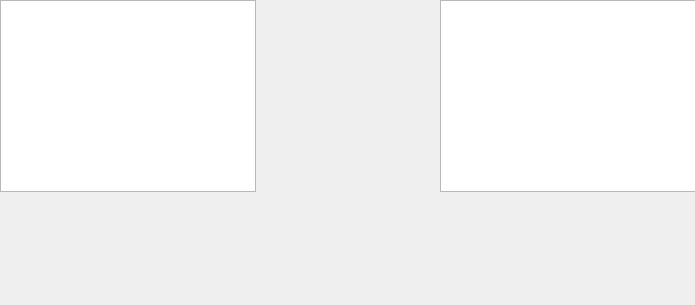
Above: QT Projects/frmreport.ui from Annovae/PKMDS-G5 before the change. Below: the same form after it.
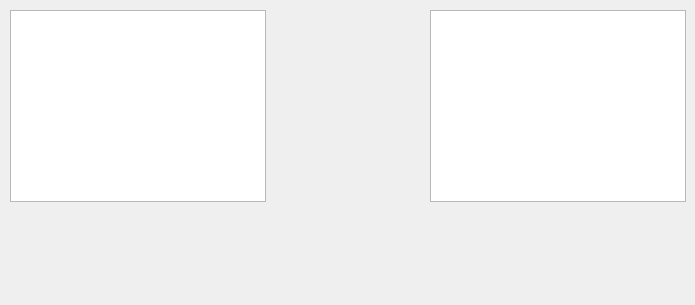
That is the form after the change.

Commit message: S'more search stuff.

Diff of the .ui file:
```diff
--- a/QT Projects/frmreport.ui
+++ b/QT Projects/frmreport.ui
@@ -16,8 +16,8 @@
   <widget class="QTableWidget" name="tblPKM">
    <property name="geometry">
     <rect>
-     <x>0</x>
-     <y>0</y>
+     <x>10</x>
+     <y>10</y>
      <width>256</width>
      <height>192</height>
     </rect>
@@ -26,8 +26,8 @@
   <widget class="QListWidget" name="lstPKM">
    <property name="geometry">
     <rect>
-     <x>440</x>
-     <y>0</y>
+     <x>430</x>
+     <y>10</y>
      <width>256</width>
      <height>192</height>
     </rect>
```
The commit also changes 1 other file.
